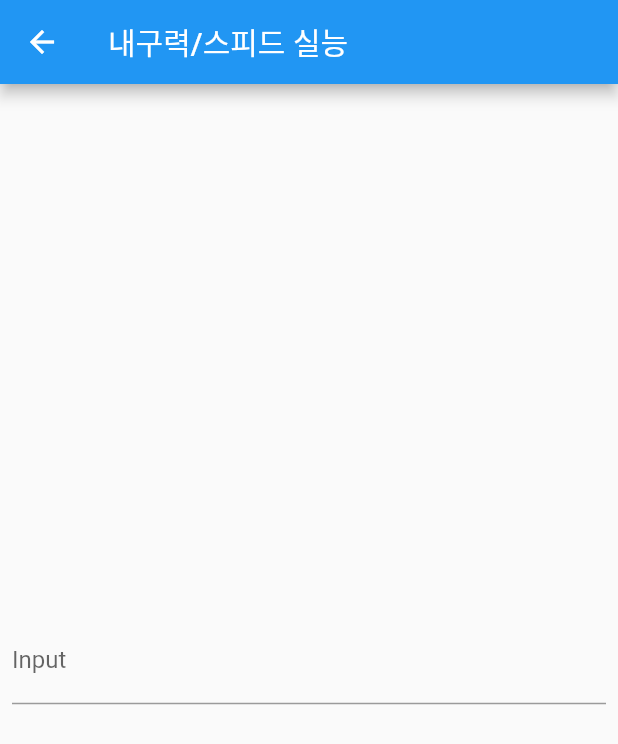
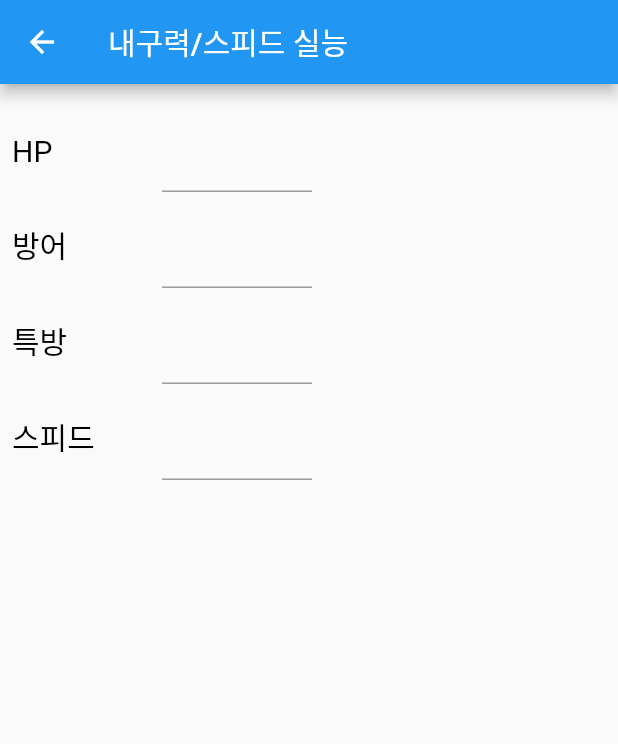
Before and after one commit to ym7596/Flutter_pokemon, a Flutter app: the CompareScreen screen opened by its route, on a phone screen of 412 x 824 dp. Shown: the top 744 px of the screen. Run offline on Flutter 3.47's test engine with Material 2 defaults, Android fonts, the phone set to English and light mode, and no system bars; missing offline and left inert: dart:ffi.

Commit message:
비교 화면 작성중
컨트롤러 생성

```diff
--- a/lib/dataclass/realvalue_class.dart
+++ b/lib/dataclass/realvalue_class.dart
@@ -3,6 +3,7 @@ import 'dart:ffi';
 import 'package:flutter/material.dart';
 
 class RealValue{
+  //종족값
   int? hp;
   int? a;
   int? b;
@@ -10,6 +11,7 @@ class RealValue{
   int? d;
   int? speed;
 
+  //노력치
   int? hpn;
   int? an;
   int? bn;
@@ -17,6 +19,7 @@ class RealValue{
   int? dn;
   int? sn;
 
+  //개체값
   int? hpg;
   int? ag;
   int? bg;
--- a/lib/screen/compare_screen.dart
+++ b/lib/screen/compare_screen.dart
@@ -10,27 +10,110 @@ class CompareScreen extends StatefulWidget {
 }
 
 class _CompareScreenState extends State<CompareScreen> {
+
+
+  final hpController = TextEditingController();
+  final BController = TextEditingController();
+  final DController = TextEditingController();
+  final SController = TextEditingController();
   @override
   Widget build(BuildContext context) {
+
     return Scaffold(
       appBar: AppBar(
         title: Text('내구력/스피드 실능'),
 
       ),
-      body:
-        Container(
-          child: Padding(
-            padding: const EdgeInsets.all(8.0),
-            child: Center(
-              child: TextField(
-                decoration: InputDecoration(
-                    labelText : 'Input'
+      body: Padding(
+        padding: const EdgeInsets.all(8.0),
+        child: Column(
+          crossAxisAlignment: CrossAxisAlignment.start,
+          children: [
+            Row(
+              mainAxisAlignment: MainAxisAlignment.start,
+              children: [
+                const SizedBox(
+                  width: 100.0,
+                  child: Text("HP",
+                    style:
+                  TextStyle(fontSize: 20.0,height: 2.0,color: Colors.black),
+                  ),
                 ),
-              ),
+                 SizedBox(
+                  width: 100.0,
+                  child: TextField(
+                    style: TextStyle(fontSize: 20.0, height: 2.0, color: Colors.black),
+                  controller: hpController,
+                  ),
+                )
+              ],
             ),
-          ),
-        )
+            Row(
+              mainAxisAlignment: MainAxisAlignment.start,
+              children: [
+                const SizedBox(
+                  width: 100.0,
+                  child: Text("방어",
+                    style:
+                    TextStyle(fontSize: 20.0,height: 2.0,color: Colors.black),
+                  ),
+                ),
+                 SizedBox(
+                  width: 100.0,
+                  child: TextField(
+                    style: TextStyle(fontSize: 20.0, height: 2.0, color: Colors.black),
+                  controller: BController,
+                  ),
+                )
+              ],
+            ),
+            Row(
+              mainAxisAlignment: MainAxisAlignment.start,
+              children: [
+                const SizedBox(
+                  width: 100.0,
+                  child: Text("특방",
+                    style:
+                    TextStyle(fontSize: 20.0,height: 2.0,color: Colors.black),
+                  ),
+                ),
+                 SizedBox(
+                  width: 100.0,
+                  child: TextField(
+                    style: TextStyle(fontSize: 20.0, height: 2.0, color: Colors.black),
+                  controller: DController,
+                  ),
+                )
+              ],
+            ),
+            Row(
+              mainAxisAlignment: MainAxisAlignment.start,
+              children: [
+                const SizedBox(
+                  width: 100.0,
+                  child: Text("스피드",
+                    style:
+                    TextStyle(fontSize: 20.0,height: 2.0,color: Colors.black),
+                  ),
+                ),
+                 SizedBox(
+                  width: 100.0,
+                  child: TextField(
+                    style: TextStyle(fontSize: 20.0, height: 2.0, color: Colors.black),
+                  controller: SController,
+                  ),
+                )
+              ],
+            ),
+          ],
+        ),
+      )
 
-    );
+
+
+
+        );
+
+
   }
 }
```
